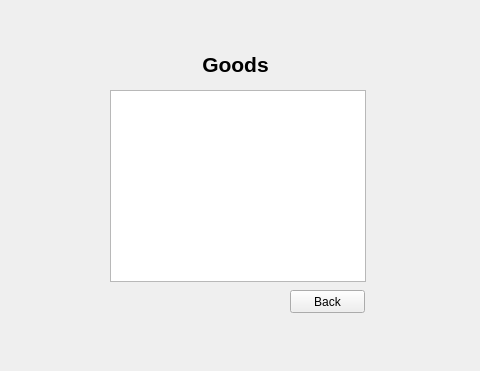
The window that forms/administrator.ui (ZakyHermawan/QtPos) describes before a commit, drawn with Qt 5; both pictures show x 130 to 610 and y 0 to 371 of the 747 by 371 pixel window.
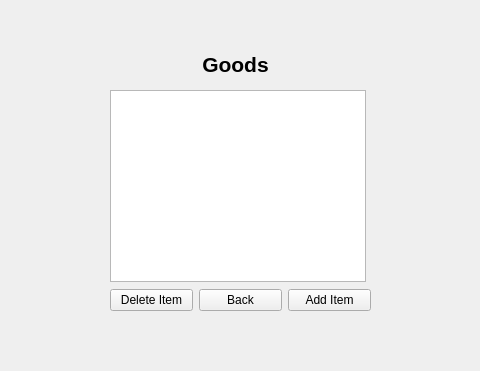
The same window after the commit. The open tabs and pages were chosen to show the change.

Commit message: Add goods deletation

Diff of the .ui file:
```diff
--- a/forms/administrator.ui
+++ b/forms/administrator.ui
@@ -172,18 +172,38 @@
       <set>Qt::AlignCenter</set>
      </property>
     </widget>
-    <widget class="QPushButton" name="goodsBack">
+    <widget class="QWidget" name="horizontalLayoutWidget">
      <property name="geometry">
       <rect>
-       <x>420</x>
-       <y>290</y>
-       <width>75</width>
-       <height>23</height>
+       <x>240</x>
+       <y>280</y>
+       <width>261</width>
+       <height>41</height>
       </rect>
      </property>
-     <property name="text">
-      <string>Back</string>
-     </property>
+     <layout class="QHBoxLayout" name="horizontalLayout">
+      <item>
+       <widget class="QPushButton" name="deleteItem">
+        <property name="text">
+         <string>Delete Item</string>
+        </property>
+       </widget>
+      </item>
+      <item>
+       <widget class="QPushButton" name="goodsBack">
+        <property name="text">
+         <string>Back</string>
+        </property>
+       </widget>
+      </item>
+      <item>
+       <widget class="QPushButton" name="pushButton">
+        <property name="text">
+         <string>Add Item</string>
+        </property>
+       </widget>
+      </item>
+     </layout>
     </widget>
    </widget>
    <widget class="QWidget" name="history">
```
Left out of the diff: 3 changed lines with no effect on the pictures. The commit also changes 8 other files.
